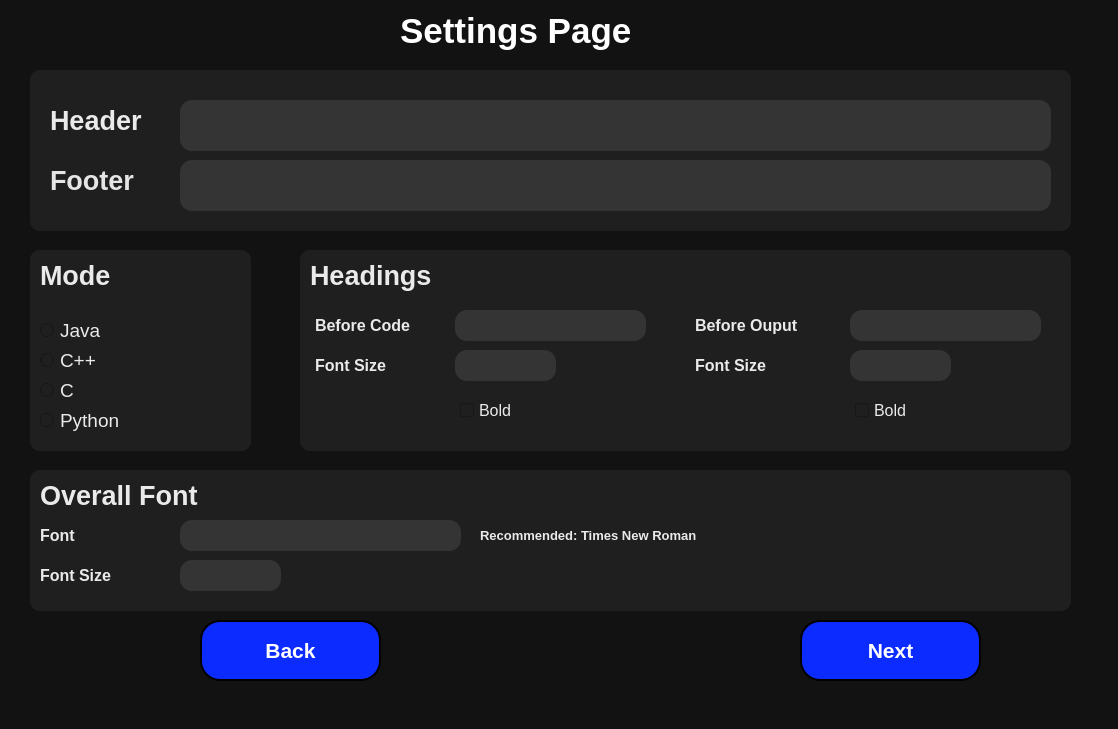
Qt form UI/Main.ui (GreyHatStyle/Practical-File-Automator-GEHU) before a commit.
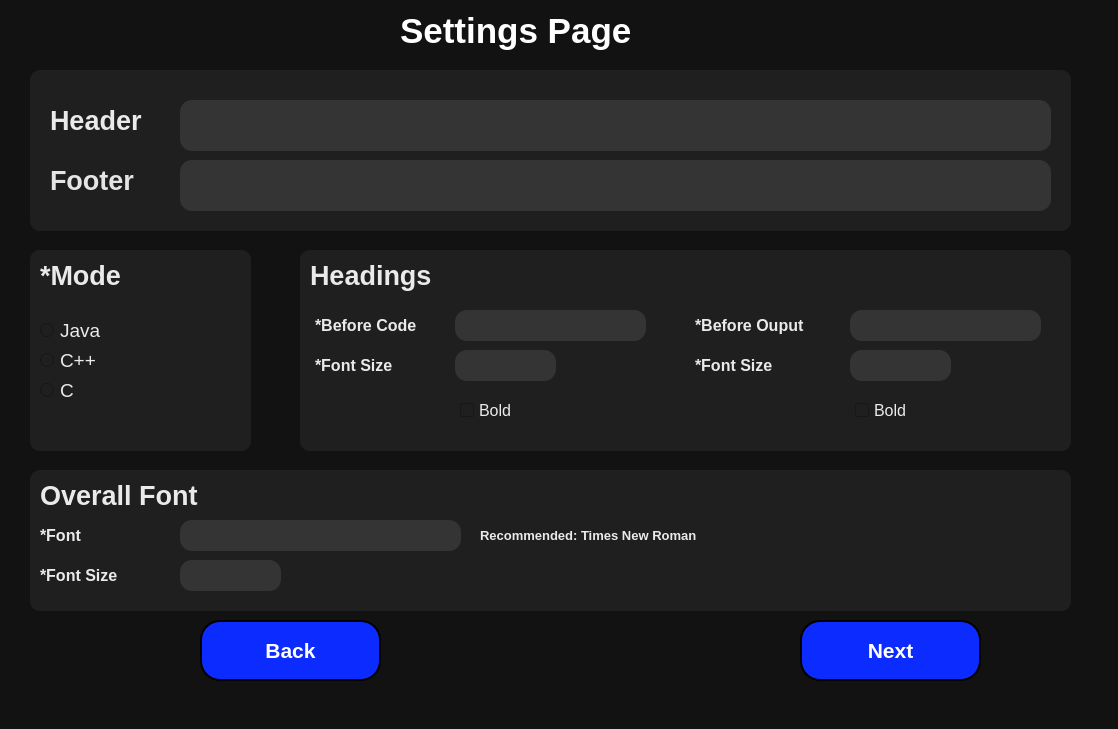
The same form after that commit. The open tabs and pages were chosen to show the change.

Diff of the .ui file:
```diff
--- a/UI/Main.ui
+++ b/UI/Main.ui
@@ -770,7 +770,7 @@
         <rect>
          <x>10</x>
          <y>0</y>
-         <width>91</width>
+         <width>121</width>
          <height>51</height>
         </rect>
        </property>
@@ -785,7 +785,7 @@
         <string notr="true">color: rgb(234, 234, 234);</string>
        </property>
        <property name="text">
-        <string>Mode</string>
+        <string>*Mode</string>
        </property>
       </widget>
       <widget class="QRadioButton" name="pg2_javaRb">
@@ -869,33 +869,6 @@
         <string>C</string>
        </property>
       </widget>
-      <widget class="QRadioButton" name="pg2_cRb_2">
-       <property name="geometry">
-        <rect>
-         <x>10</x>
-         <y>160</y>
-         <width>121</width>
-         <height>21</height>
-        </rect>
-       </property>
-       <property name="font">
-        <font>
-         <pointsize>14</pointsize>
-         <weight>50</weight>
-         <bold>false</bold>
-        </font>
-       </property>
-       <property name="styleSheet">
-        <string notr="true">QRadioButton{
-	color: rgb(234, 234, 234);
-	
-	background-color: rgb(31, 31, 31);
-}</string>
-       </property>
-       <property name="text">
-        <string>Python</string>
-       </property>
-      </widget>
      </widget>
      <widget class="QFrame" name="pg2_HeadingsFrame">
       <property name="geometry">
@@ -963,7 +936,7 @@
         <string notr="true">color: rgb(234, 234, 234);</string>
        </property>
        <property name="text">
-        <string>Before Code</string>
+        <string>*Before Code</string>
        </property>
       </widget>
       <widget class="QLineEdit" name="pg2_befcodeBox">
@@ -1010,7 +983,7 @@
         <string notr="true">color: rgb(234, 234, 234);</string>
        </property>
        <property name="text">
-        <string>Before Ouput</string>
+        <string>*Before Ouput</string>
        </property>
       </widget>
       <widget class="QLineEdit" name="pg2_befoutBox">
@@ -1057,7 +1030,7 @@
         <string notr="true">color: rgb(234, 234, 234);</string>
        </property>
        <property name="text">
-        <string>Font Size</string>
+        <string>*Font Size</string>
        </property>
       </widget>
       <widget class="QLineEdit" name="pg2_befCodeFont">
@@ -1154,7 +1127,7 @@
         <string notr="true">color: rgb(234, 234, 234);</string>
        </property>
        <property name="text">
-        <string>Font Size</string>
+        <string>*Font Size</string>
        </property>
       </widget>
       <widget class="QLineEdit" name="pg2_befoutFont">
@@ -1248,7 +1221,7 @@
         <string notr="true">color: rgb(234, 234, 234);</string>
        </property>
        <property name="text">
-        <string>Font</string>
+        <string>*Font</string>
        </property>
       </widget>
       <widget class="QLineEdit" name="pg2_genFontsty">
@@ -1295,7 +1268,7 @@
         <string notr="true">color: rgb(234, 234, 234);</string>
        </property>
        <property name="text">
-        <string>Font Size</string>
+        <string>*Font Size</string>
        </property>
       </widget>
       <widget class="QLineEdit" name="pg2_genFontsize">
```
